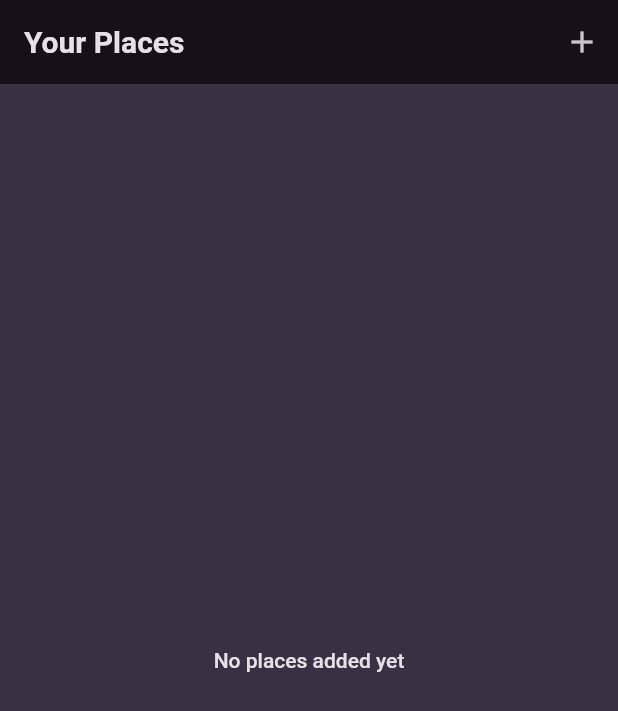
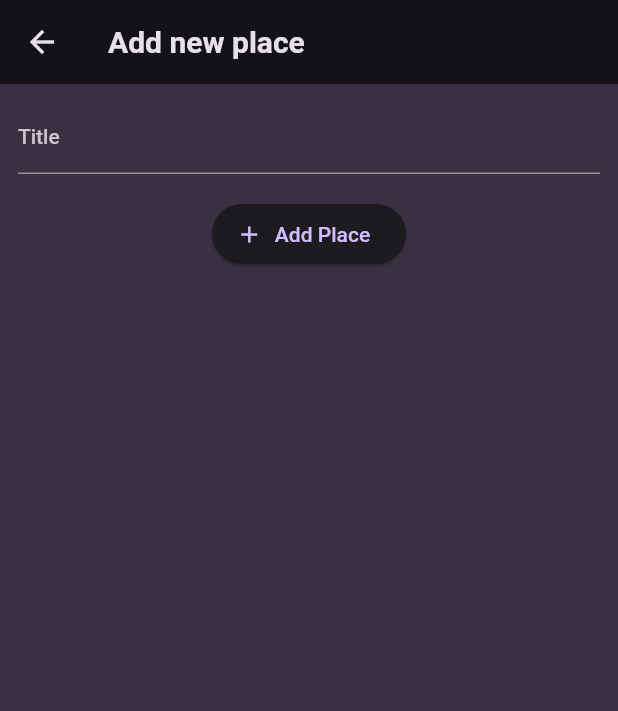
Before and after one commit to kursat-ozturk/favorite_places, a Flutter app: the screen it shows after launch, after a tap on the "add" icon, on a phone screen of 412 x 824 dp. Shown: the top 711 px of the screen. Run offline on Flutter 3.47's test engine with Material 2 defaults, Android fonts, the phone set to English and light mode, and no system bars; our stand-ins replace google_fonts.

Commit message:
added add place screen

```diff
--- a/lib/screens/add_place.dart
+++ b/lib/screens/add_place.dart
@@ -0,0 +1,49 @@
+import 'package:flutter/material.dart';
+
+class AddPlaceScreen extends StatefulWidget {
+  const AddPlaceScreen({super.key});
+
+  @override
+  State<AddPlaceScreen> createState() => _AddPlaceScreenState();
+}
+
+class _AddPlaceScreenState extends State<AddPlaceScreen> {
+  final _titleController = TextEditingController();
+
+  @override
+  void dispose() {
+    _titleController.dispose();
+    super.dispose();
+  }
+
+  @override
+  Widget build(BuildContext context) {
+    return Scaffold(
+      appBar: AppBar(
+        title: const Text('Add new place'),
+      ),
+      body: SingleChildScrollView(
+        padding: const EdgeInsets.all(12),
+        child: Column(
+          children: [
+            TextField(
+              decoration: const InputDecoration(
+                labelText: 'Title',
+              ),
+              controller: _titleController,
+              style: TextStyle(
+                color: Theme.of(context).colorScheme.onBackground,
+              ),
+            ),
+            const SizedBox(height: 16),
+            ElevatedButton.icon(
+              onPressed: () {},
+              icon: const Icon(Icons.add),
+              label: const Text('Add Place'),
+            )
+          ],
+        ),
+      ),
+    );
+  }
+}
--- a/lib/screens/places.dart
+++ b/lib/screens/places.dart
@@ -1,3 +1,4 @@
+import 'package:favorite_places/screens/add_place.dart';
 import 'package:favorite_places/widgets/places_list.dart';
 import 'package:flutter/material.dart';
 
@@ -11,12 +12,18 @@ class PlacesScreen extends StatelessWidget {
         title: const Text('Your Places'),
         actions: [
           IconButton(
-            onPressed: () {},
+            onPressed: () {
+              Navigator.of(context).push(
+                MaterialPageRoute(
+                  builder: (ctx) => const AddPlaceScreen(),
+                ),
+              );
+            },
             icon: const Icon(Icons.add),
           ),
         ],
       ),
-      body: PlacesList(
+      body: const PlacesList(
         places: [],
       ),
     );
```
